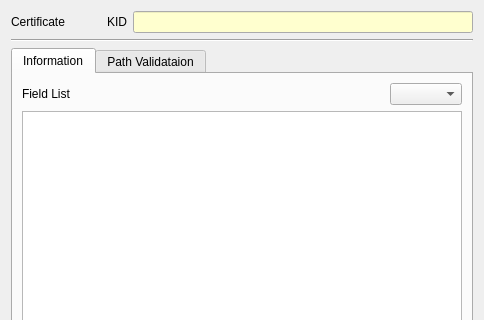
This is BerEditor/cert_info_dlg.ui in jykim74/BerEditor as Qt 5 draws it before an edit; both pictures show x 0 to 484 and y 0 to 320 of the 484 by 581 pixel window. The edited form follows.
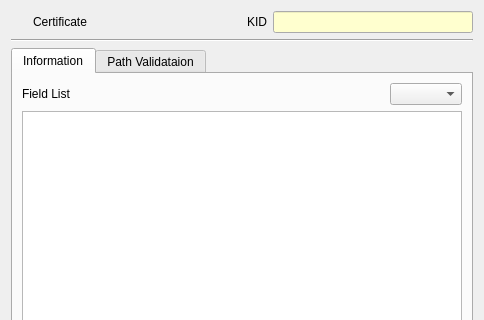
This is the edited form. Icons and pictures are not drawn.

```diff
--- a/BerEditor/cert_info_dlg.ui
+++ b/BerEditor/cert_info_dlg.ui
@@ -19,11 +19,11 @@
      <property name="topMargin">
       <number>0</number>
      </property>
-     <item row="0" column="3">
+     <item row="0" column="4">
       <widget class="QLineEdit" name="mKIDText">
        <property name="minimumSize">
         <size>
-         <width>340</width>
+         <width>200</width>
          <height>0</height>
         </size>
        </property>
@@ -62,21 +62,21 @@
        </property>
       </widget>
      </item>
-     <item row="0" column="2">
+     <item row="0" column="1">
+      <widget class="QLabel" name="mHeadLabel">
+       <property name="text">
+        <string>Certificate </string>
+       </property>
+      </widget>
+     </item>
+     <item row="0" column="3">
       <widget class="QLabel" name="label_5">
        <property name="text">
         <string>KID</string>
        </property>
       </widget>
      </item>
-     <item row="0" column="0">
-      <widget class="QLabel" name="label_6">
-       <property name="text">
-        <string>Certificate </string>
-       </property>
-      </widget>
-     </item>
-     <item row="0" column="1">
+     <item row="0" column="2">
       <spacer name="horizontalSpacer_3">
        <property name="orientation">
         <enum>Qt::Horizontal</enum>
@@ -89,6 +89,32 @@
        </property>
       </spacer>
      </item>
+     <item row="0" column="0">
+      <widget class="QPushButton" name="mCertBtn">
+       <property name="minimumSize">
+        <size>
+         <width>16</width>
+         <height>0</height>
+        </size>
+       </property>
+       <property name="maximumSize">
+        <size>
+         <width>16</width>
+         <height>16777215</height>
+        </size>
+       </property>
+       <property name="text">
+        <string/>
+       </property>
+       <property name="icon">
+        <iconset resource="bereditor.qrc">
+         <normaloff>:/images/cert.png</normaloff>:/images/cert.png</iconset>
+       </property>
+       <property name="flat">
+        <bool>true</bool>
+       </property>
+      </widget>
+     </item>
     </layout>
    </item>
    <item>
```
Left out of the diff: 4 changed lines with no effect on the pictures.
